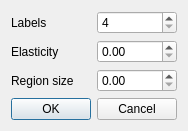
The window that src/components/Analysis/Correspondence/src/dialSettings.ui (vincentleon/MEPP) describes before a commit, drawn with Qt 5.
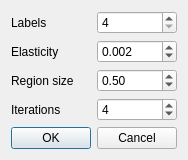
The same window after the commit.

The edit to the form file:
```diff
--- a/src/components/Analysis/Correspondence/src/dialSettings.ui
+++ b/src/components/Analysis/Correspondence/src/dialSettings.ui
@@ -45,7 +45,20 @@
       </widget>
      </item>
      <item>
-      <widget class="QDoubleSpinBox" name="doubleSpinBox"/>
+      <widget class="QDoubleSpinBox" name="doubleSpinBox">
+       <property name="locale">
+        <locale language="English" country="UnitedStates"/>
+       </property>
+       <property name="decimals">
+        <number>3</number>
+       </property>
+       <property name="maximum">
+        <double>100.000000000000000</double>
+       </property>
+       <property name="value">
+        <double>0.002000000000000</double>
+       </property>
+      </widget>
      </item>
     </layout>
    </item>
@@ -62,6 +75,33 @@
       <widget class="QDoubleSpinBox" name="doubleSpinBox_2">
        <property name="singleStep">
         <double>0.000000000000000</double>
+       </property>
+       <property name="value">
+        <double>0.500000000000000</double>
+       </property>
+      </widget>
+     </item>
+    </layout>
+   </item>
+   <item>
+    <layout class="QGridLayout" name="gridLayout">
+     <item row="0" column="1">
+      <widget class="QSpinBox" name="spinBox_2">
+       <property name="locale">
+        <locale language="English" country="UnitedStates"/>
+       </property>
+       <property name="minimum">
+        <number>1</number>
+       </property>
+       <property name="value">
+        <number>4</number>
+       </property>
+      </widget>
+     </item>
+     <item row="0" column="0">
+      <widget class="QLabel" name="label_4">
+       <property name="text">
+        <string>Iterations</string>
        </property>
       </widget>
      </item>
```
Left out of the diff: 3 changed lines with no effect on the pictures.
